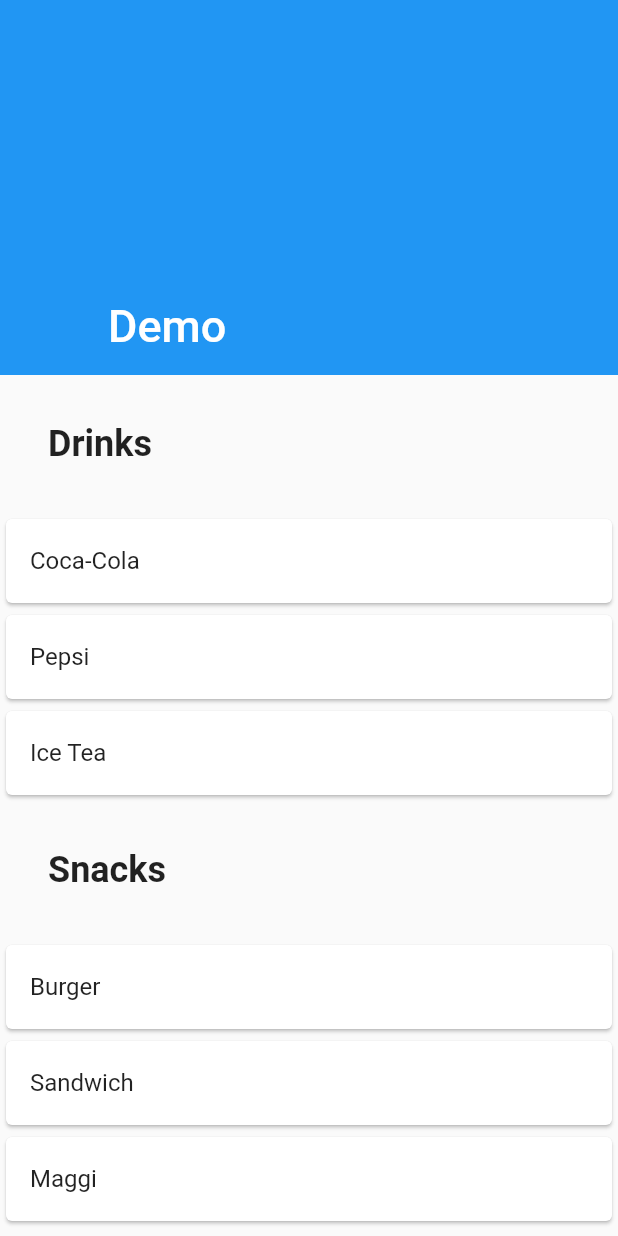
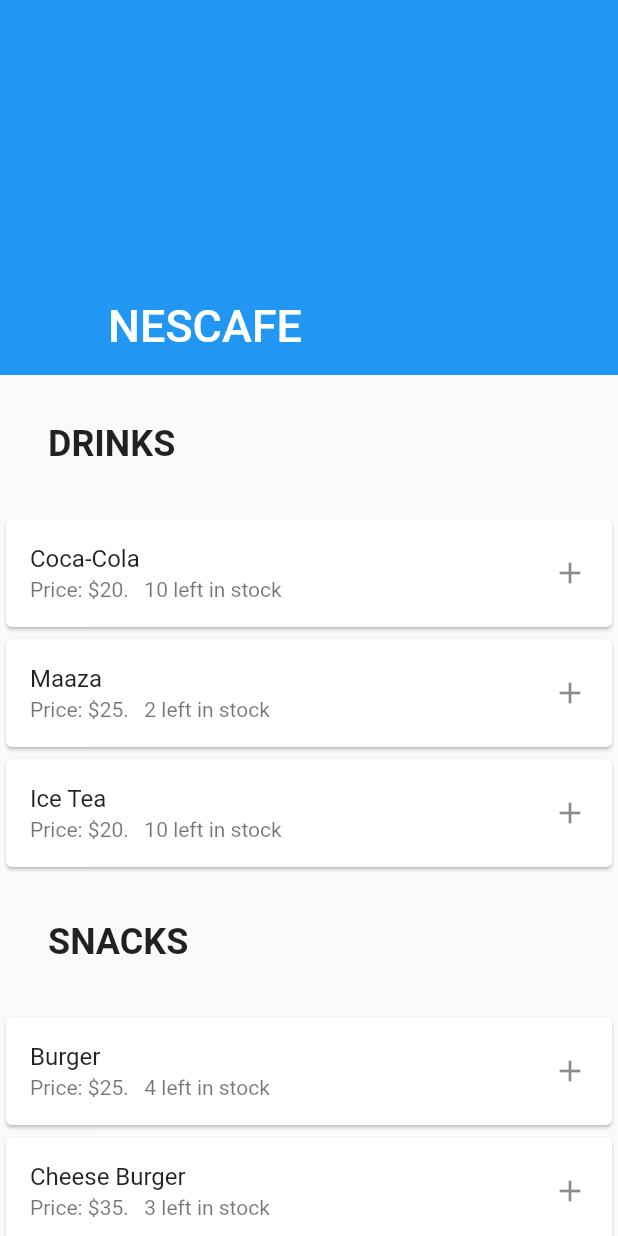
Before and after one commit to krkartikay/FoodCorner, a Flutter app: the OrderSelectionPage screen opened directly, on a phone screen of 412 x 824 dp. Run offline on Flutter 3.47's test engine with Material 2 defaults, Android fonts, the phone set to English and light mode, and no system bars; our stand-ins replace font_awesome_flutter, wave.

```diff
--- a/lib/pages/login_page.dart
+++ b/lib/pages/login_page.dart
@@ -677,7 +677,7 @@ class _LoginPageState extends State<LoginPage>
     Navigator.of(context).pop();
     // String email = loginEmailController.text;
     // String pass = loginPasswordController.text;
-    // // FOR TESTING ONLY REMOVE LATER TODO
+    // TODO IMPLEMENT LOGIN
     // if (email == "" && pass == "") {
     //   email = "k@g.com";
     //   pass = "123123";
--- a/lib/pages/order_selection_page.dart
+++ b/lib/pages/order_selection_page.dart
@@ -1,7 +1,7 @@
 import 'package:flutter/material.dart';
 import '../widgets/heading.dart';
-import 'package:wave/wave.dart';
-import 'package:wave/config.dart';
+import '../widgets/custom_wave.dart';
+import '../widgets/product_card.dart';
 
 class OrderSelectionPage extends StatefulWidget {
   @override
@@ -9,8 +9,25 @@ class OrderSelectionPage extends StatefulWidget {
 }
 
 class _OrderSelectionPageState extends State<OrderSelectionPage> {
+  bool loaded = false;
+  Map<String, List<Map<String, dynamic>>> productData = {
+    "drinks": [
+      {"name": "Coca-Cola", "price": 20, "stock": 10},
+      {"name": "Maaza", "price": 25, "stock": 2},
+      {"name": "Ice Tea", "price": 20, "stock": 10},
+    ],
+    "snacks": [
+      {"name": "Burger", "price": 25, "stock": 4},
+      {"name": "Cheese Burger", "price": 35, "stock": 3},
+      {"name": "Lays", "price": 20, "stock": 10},
+    ]
+  };
+
   @override
   Widget build(BuildContext context) {
+    var productList = _buildProducts();
+    productList.add(CustomWave());
+
     return Scaffold(
       body: CustomScrollView(
         slivers: <Widget>[
@@ -18,73 +35,29 @@ class _OrderSelectionPageState extends State<OrderSelectionPage> {
             pinned: true,
             expandedHeight: 250.0,
             flexibleSpace: FlexibleSpaceBar(
-              title: Text('Demo'),
+              title: Text('NESCAFE'),
             ),
           ),
           SliverList(
-            delegate: SliverChildListDelegate([
-              Heading1("Drinks"),
-              Card(
-                child: ListTile(
-                  title: Text("Coca-Cola"),
-                ),
-              ),
-              Card(
-                child: ListTile(
-                  title: Text("Pepsi"),
-                ),
-              ),
-              Card(
-                child: ListTile(
-                  title: Text("Ice Tea"),
-                ),
-              ),
-              Heading1("Snacks"),
-              Card(
-                child: ListTile(
-                  title: Text("Burger"),
-                ),
-              ),
-              Card(
-                child: ListTile(
-                  title: Text("Sandwich"),
-                ),
-              ),
-              Card(
-                child: ListTile(
-                  title: Text("Maggi"),
-                ),
-              ),
-              Container(
-                height: 50.0,
-              ),
-              Container(
-                height: 100.0,
-                child: WaveWidget(
-                  config: CustomConfig(
-                    gradients: [
-                      [Colors.blue, Colors.blue],
-                      [Colors.blue[800], Colors.blue[800]],
-                      [Colors.blueAccent, Colors.blueAccent],
-                      [Colors.blue[200], Colors.blue[200]],
-                    ],
-                    durations: [35000, 19440, 10800, 6000],
-                    heightPercentages: [0.20, 0.23, 0.25, 0.30],
-                    blur: MaskFilter.blur(BlurStyle.outer, 10),
-                    gradientBegin: Alignment.bottomLeft,
-                    gradientEnd: Alignment.topRight,
-                  ),
-                  size: Size(
-                    double.infinity,
-                    100.0,
-                  ),
-                ),
-              ),
-            ]),
+            delegate: SliverChildListDelegate(productList),
           ),
           // SliverFillRemaining(),
         ],
       ),
     );
   }
+
+  List<Widget> _buildProducts() {
+    List<Widget> widgets = [];
+
+    for (String prType in productData.keys) {
+      widgets.add(Heading1(prType.toUpperCase()));
+      List<Widget> products = [];
+      products.addAll(productData[prType]
+          .map((product) => ProductCard(product)));
+      widgets.addAll(products);
+    }
+
+    return widgets;
+  }
 }
--- /dev/null
+++ b/lib/widgets/custom_wave.dart
@@ -0,0 +1,36 @@
+import 'package:flutter/material.dart';
+import 'package:wave/wave.dart';
+import 'package:wave/config.dart';
+
+class CustomWave extends StatelessWidget {
+  @override
+  Widget build(BuildContext context) {
+    return Column(children: [
+      Container(
+        height: 50.0,
+      ),
+      Container(
+        height: 100.0,
+        child: WaveWidget(
+          config: CustomConfig(
+            gradients: [
+              [Colors.blue, Colors.blue],
+              [Colors.blue[800], Colors.blue[800]],
+              [Colors.blueAccent, Colors.blueAccent],
+              [Colors.blue[200], Colors.blue[200]],
+            ],
+            durations: [35000, 19440, 10800, 6000],
+            heightPercentages: [0.20, 0.23, 0.25, 0.30],
+            blur: MaskFilter.blur(BlurStyle.outer, 10),
+            gradientBegin: Alignment.bottomLeft,
+            gradientEnd: Alignment.topRight,
+          ),
+          size: Size(
+            double.infinity,
+            100.0,
+          ),
+        ),
+      ),
+    ]);
+  }
+}
--- /dev/null
+++ b/lib/widgets/product_card.dart
@@ -0,0 +1,18 @@
+import 'package:flutter/material.dart';
+
+class ProductCard extends StatelessWidget {
+  final Map<String, dynamic> product;
+  ProductCard(this.product);
+
+  @override
+  Widget build(BuildContext context) {
+    return Card(
+      child: ListTile(
+        title: Text(product['name'].toString()),
+        subtitle: Text("Price: \$${product['price']}.   ${product['stock']} left in stock"),
+        // TODO implement slider functionality here
+        trailing: Icon(Icons.add),
+      ),
+    );
+  }
+}
```
Also changed, not shown: 1 other file.
